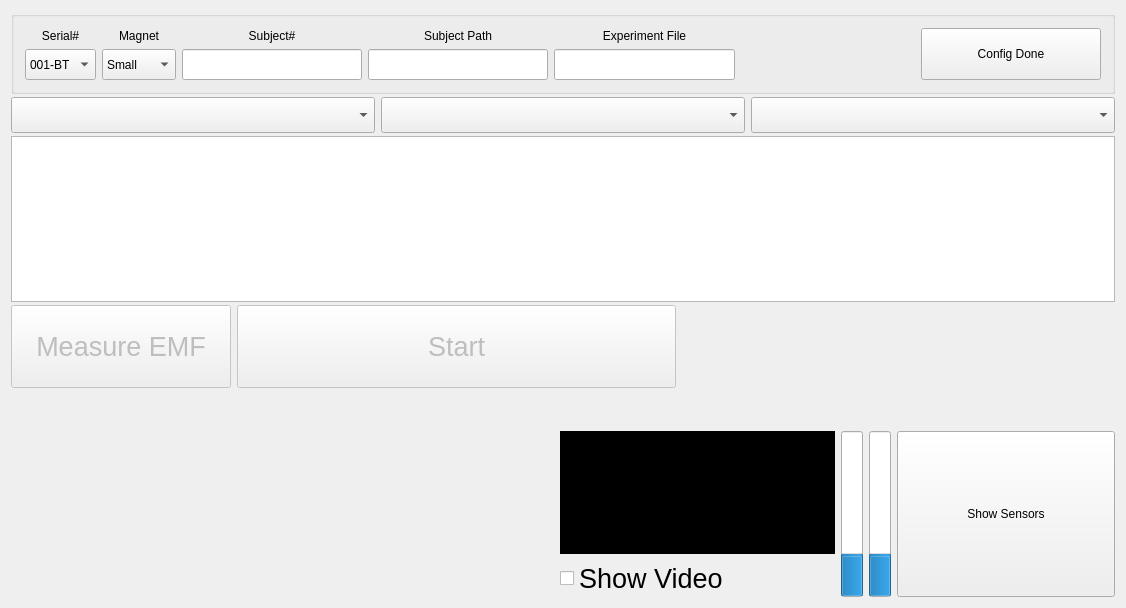
Sebnor-Doc/Collect_Data, file tts_gui_experiment/TTS_GUI.ui: the form before one commit.
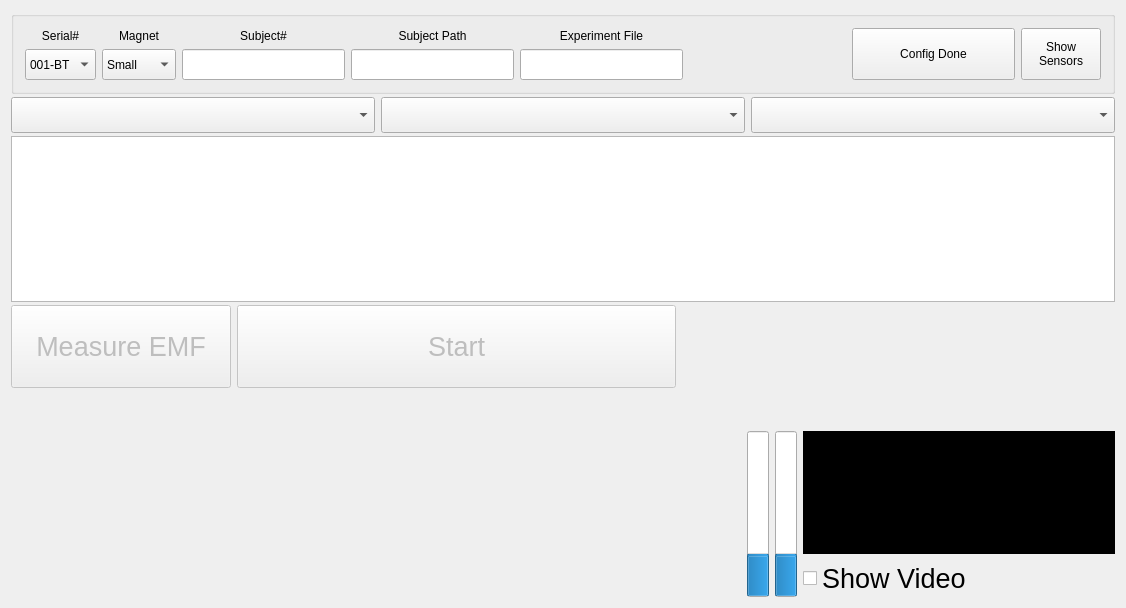
The form after the commit.

Commit message: Icon shown when camera is off viewing

The edit to the form file:
```diff
--- a/tts_gui_experiment/TTS_GUI.ui
+++ b/tts_gui_experiment/TTS_GUI.ui
@@ -254,6 +254,29 @@
          </property>
         </widget>
        </item>
+       <item>
+        <widget class="QPushButton" name="showMagButton">
+         <property name="sizePolicy">
+          <sizepolicy hsizetype="Minimum" vsizetype="Expanding">
+           <horstretch>0</horstretch>
+           <verstretch>0</verstretch>
+          </sizepolicy>
+         </property>
+         <property name="text">
+          <string>Show
+Sensors</string>
+         </property>
+         <property name="iconSize">
+          <size>
+           <width>16</width>
+           <height>16</height>
+          </size>
+         </property>
+         <property name="checkable">
+          <bool>true</bool>
+         </property>
+        </widget>
+       </item>
       </layout>
      </widget>
     </item>
@@ -387,7 +410,7 @@
      </spacer>
     </item>
     <item>
-     <layout class="QHBoxLayout" name="otherSensorLayout" stretch="2,1,1">
+     <layout class="QHBoxLayout" name="otherSensorLayout" stretch="2,1">
       <item>
        <spacer name="horizontalSpacer">
         <property name="orientation">
@@ -401,41 +424,6 @@
         </property>
        </spacer>
       </item>
-      <item>
-       <layout class="QVBoxLayout" name="videoLay" stretch="3,1">
-        <item>
-         <widget class="QLabel" name="videoFeed">
-          <property name="autoFillBackground">
-           <bool>false</bool>
-          </property>
-          <property name="styleSheet">
-           <string notr="true">Background-color: #000;</string>
-          </property>
-          <property name="frameShape">
-           <enum>QFrame::Box</enum>
-          </property>
-          <property name="text">
-           <string/>
-          </property>
-          <property name="alignment">
-           <set>Qt::AlignCenter</set>
-          </property>
-         </widget>
-        </item>
-        <item>
-         <widget class="QCheckBox" name="showVideoCheckBox">
-          <property name="font">
-           <font>
-            <pointsize>20</pointsize>
-           </font>
-          </property>
-          <property name="text">
-           <string>Show Video</string>
-          </property>
-         </widget>
-        </item>
-       </layout>
-      </item>
       <item>
        <layout class="QHBoxLayout" name="volumeHLay">
         <item>
@@ -459,26 +447,39 @@
          </widget>
         </item>
         <item>
-         <widget class="QPushButton" name="showMagButton">
-          <property name="sizePolicy">
-           <sizepolicy hsizetype="Minimum" vsizetype="Expanding">
-            <horstretch>0</horstretch>
-            <verstretch>0</verstretch>
-           </sizepolicy>
-          </property>
-          <property name="text">
-           <string>Show Sensors</string>
-          </property>
-          <property name="iconSize">
-           <size>
-            <width>16</width>
-            <height>16</height>
-           </size>
-          </property>
-          <property name="checkable">
-           <bool>true</bool>
-          </property>
-         </widget>
+         <layout class="QVBoxLayout" name="videoLay" stretch="3,1">
+          <item>
+           <widget class="QLabel" name="videoFeed">
+            <property name="autoFillBackground">
+             <bool>false</bool>
+            </property>
+            <property name="styleSheet">
+             <string notr="true">Background-color: #000;</string>
+            </property>
+            <property name="frameShape">
+             <enum>QFrame::Box</enum>
+            </property>
+            <property name="text">
+             <string/>
+            </property>
+            <property name="alignment">
+             <set>Qt::AlignCenter</set>
+            </property>
+           </widget>
+          </item>
+          <item>
+           <widget class="QCheckBox" name="showVideoCheckBox">
+            <property name="font">
+             <font>
+              <pointsize>20</pointsize>
+             </font>
+            </property>
+            <property name="text">
+             <string>Show Video</string>
+            </property>
+           </widget>
+          </item>
+         </layout>
         </item>
        </layout>
       </item>
```
The commit also changes 5 other files.
